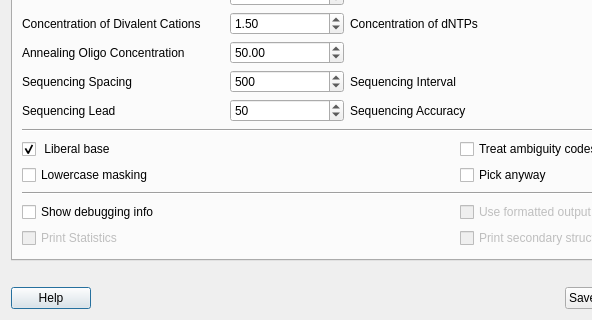
Qt form src/plugins_3rdparty/primer3/src/Primer3Dialog.ui (ugeneunipro/ugene) before a commit; both pictures show x 0 to 592 and y 642 to 962 of the 914 by 962 pixel window.
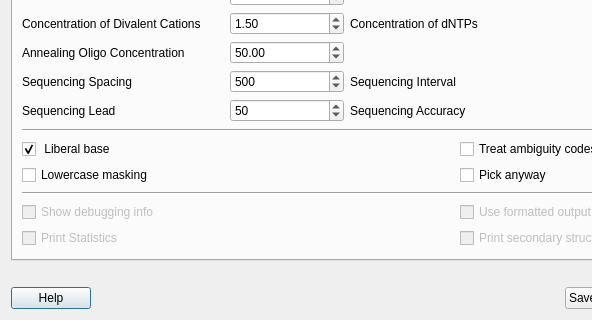
The same form after that commit.

```diff
--- a/src/plugins_3rdparty/primer3/src/Primer3Dialog.ui
+++ b/src/plugins_3rdparty/primer3/src/Primer3Dialog.ui
@@ -2580,7 +2580,7 @@
          <item row="0" column="0">
           <widget class="QCheckBox" name="checkbox_SHOW_DEBUGGING">
            <property name="enabled">
-            <bool>true</bool>
+            <bool>false</bool>
            </property>
            <property name="text">
             <string>Show debugging info</string>
```
